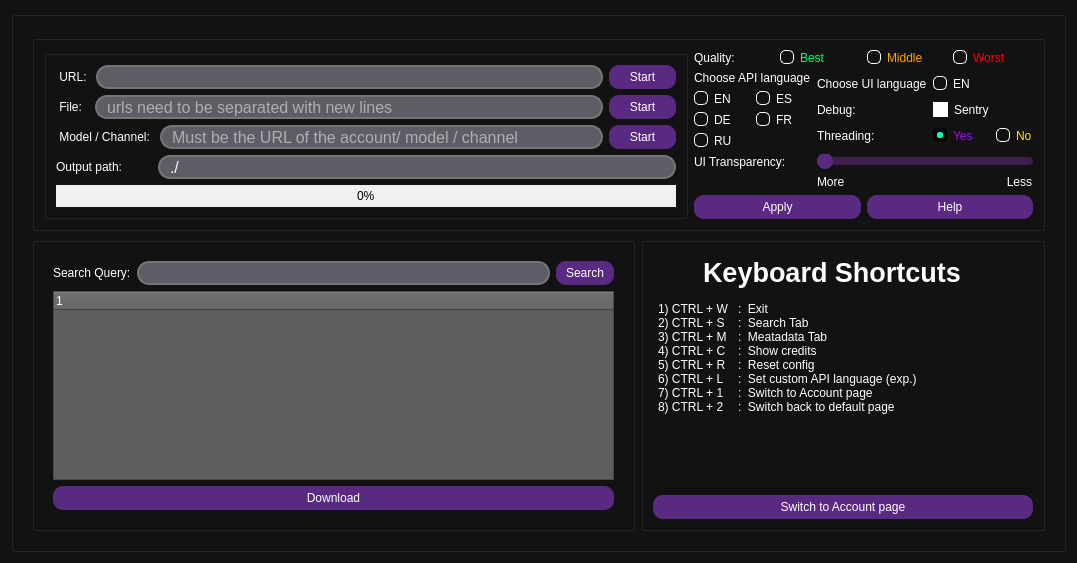
Qt form src/form_redesign.ui (EchterAlsFake/Porn_Fetch) before a commit.
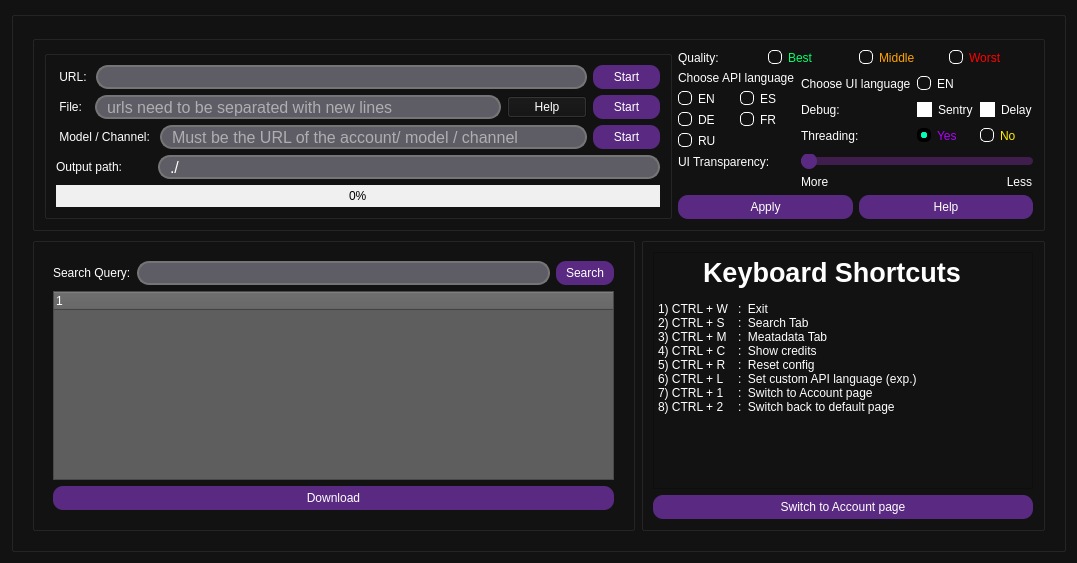
The same form after that commit. The open tabs and pages were chosen to show the change. Icons and pictures are not drawn.

```diff
--- a/src/form_redesign.ui
+++ b/src/form_redesign.ui
@@ -1889,6 +1889,28 @@
                  </property>
                 </widget>
                </item>
+               <item row="1" column="2">
+                <widget class="QCheckBox" name="settings_checkbox_delay">
+                 <property name="styleSheet">
+                  <string notr="true">QCheckBox::indicator {
+    width: 13px;
+    height: 13px;
+}
+
+QCheckBox::indicator:unchecked {
+    border: 1px solid white;
+    background: white;
+}
+
+QCheckBox::indicator:checked {
+    image: url(graphics/checkmark.png);
+}</string>
+                 </property>
+                 <property name="text">
+                  <string>Delay</string>
+                 </property>
+                </widget>
+               </item>
               </layout>
              </item>
              <item row="2" column="1">
@@ -2112,6 +2134,40 @@
                     </property>
                    </widget>
                   </item>
+                  <item>
+                   <widget class="QPushButton" name="button_file_help">
+                    <property name="cursor">
+                     <cursorShape>PointingHandCursor</cursorShape>
+                    </property>
+                    <property name="styleSheet">
+                     <string notr="true">QPushButton {
+        background-color: #5a2a82; /* base violet color */
+        color: #ffffff; /* white text */
+        border: none;
+        border-radius: 10px; /* reduced rounded corner radius */
+        padding: 5px 20px; /* reduced button padding */
+        font-size: 12px;
+        outline: none;
+    }
+    
+    QPushButton:hover {
+        background-color: #7b3ca3; /* slightly lighter violet when hovered */
+    }
+
+    QPushButton:pressed {
+        background-color: #481f61; /* darker violet when pressed */
+    }
+
+    QPushButton:disabled {
+        background-color: #3f1d4d; /* even darker shade when button is disabled */
+        color: #8a7b9a; /* greyish text */
+    }#</string>
+                    </property>
+                    <property name="text">
+                     <string>Help</string>
+                    </property>
+                   </widget>
+                  </item>
                   <item>
                    <widget class="QPushButton" name="button_start_file">
                     <property name="cursor">
```
Left out of the diff: 13 changed lines with no effect on the pictures.
